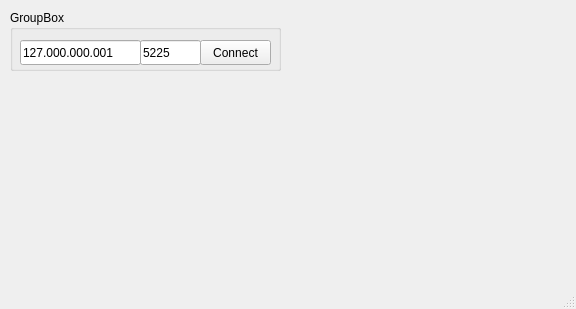
Above: tube_pa_client/mainwindow.ui from rn3kk/RemoteTubeAmplifaier before the change. Below: the same form after it.
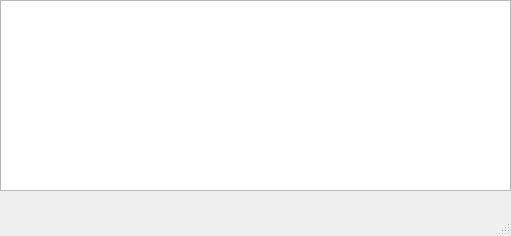
That is the form after the change.

```diff
--- a/tube_pa_client/mainwindow.ui
+++ b/tube_pa_client/mainwindow.ui
@@ -6,65 +6,23 @@
    <rect>
     <x>0</x>
     <y>0</y>
-    <width>576</width>
-    <height>309</height>
+    <width>511</width>
+    <height>236</height>
    </rect>
   </property>
   <property name="windowTitle">
    <string>MainWindow</string>
   </property>
   <widget class="QWidget" name="centralwidget">
-   <widget class="QGroupBox" name="groupBox">
+   <widget class="QListWidget" name="ampsListItems">
     <property name="geometry">
      <rect>
-      <x>10</x>
-      <y>10</y>
-      <width>271</width>
-      <height>61</height>
+      <x>0</x>
+      <y>0</y>
+      <width>511</width>
+      <height>191</height>
      </rect>
     </property>
-    <property name="title">
-     <string>GroupBox</string>
-    </property>
-    <widget class="QLineEdit" name="lineEditIP">
-     <property name="geometry">
-      <rect>
-       <x>10</x>
-       <y>30</y>
-       <width>121</width>
-       <height>25</height>
-      </rect>
-     </property>
-     <property name="text">
-      <string>127.000.000.001</string>
-     </property>
-    </widget>
-    <widget class="QLineEdit" name="lineEditPort">
-     <property name="geometry">
-      <rect>
-       <x>130</x>
-       <y>30</y>
-       <width>61</width>
-       <height>25</height>
-      </rect>
-     </property>
-     <property name="text">
-      <string>5225</string>
-     </property>
-    </widget>
-    <widget class="QPushButton" name="connectButton">
-     <property name="geometry">
-      <rect>
-       <x>190</x>
-       <y>30</y>
-       <width>71</width>
-       <height>25</height>
-      </rect>
-     </property>
-     <property name="text">
-      <string>Connect</string>
-     </property>
-    </widget>
    </widget>
   </widget>
   <widget class="QMenuBar" name="menubar">
```
Left out of the diff: 2 changed lines with no effect on the pictures.
